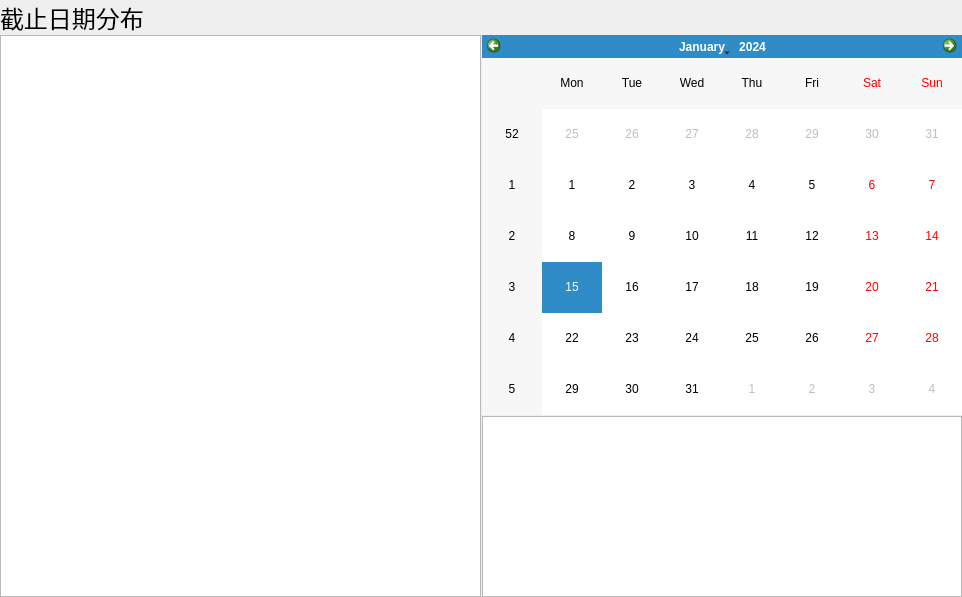
Before: the Qt Designer form Easygtd/deadlinedistri.ui in topologicalstructure/HCIProject, drawn with Qt 5.
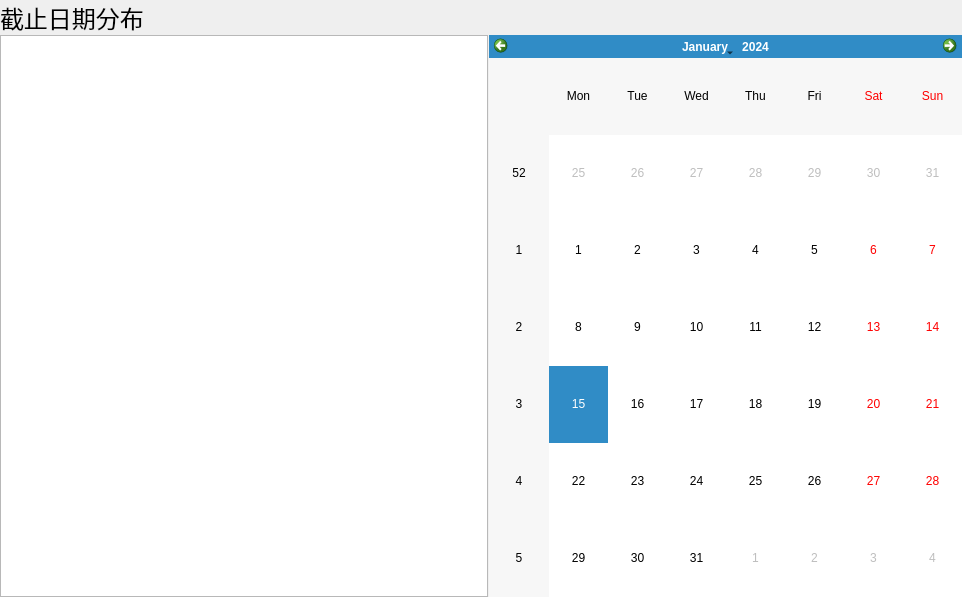
After: the same form once the commit is applied. Custom widgets are drawn as their Qt base class.

```diff
--- a/Easygtd/deadlinedistri.ui
+++ b/Easygtd/deadlinedistri.ui
@@ -90,14 +90,6 @@
         </size>
        </property>
       </widget>
-      <widget class="QTextBrowser" name="textBrowser">
-       <property name="sizePolicy">
-        <sizepolicy hsizetype="Expanding" vsizetype="Maximum">
-         <horstretch>0</horstretch>
-         <verstretch>0</verstretch>
-        </sizepolicy>
-       </property>
-      </widget>
      </widget>
     </widget>
    </item>
```
